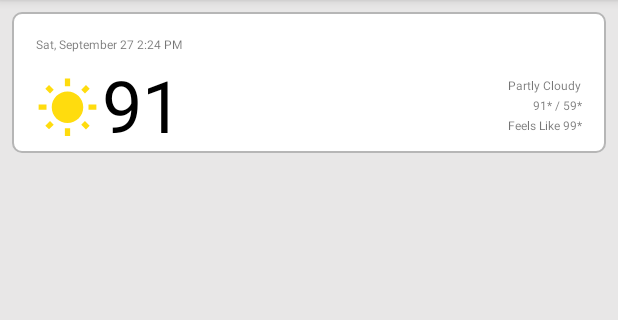
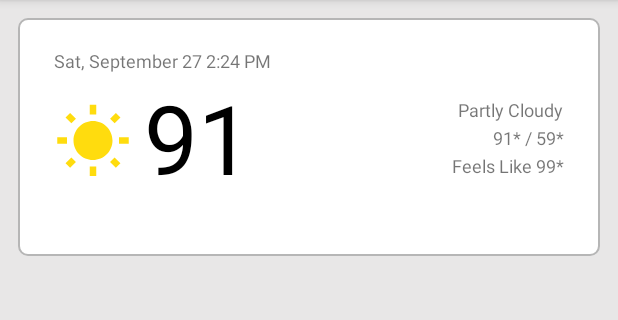
Before and after one commit to devmichealmurray/Weather, an Android app: the screen it shows after launch (MainActivity), on a phone screen of 412 x 824 dp, the part 84-404 px from its top. Run offline under Robolectric (Android 15) with nearby library versions, the phone set to English and light mode, and no system bars; our stand-ins replace Room's generated code, data binding.

Commit message:
Working on new layouts for daily and hourly forecasts. Adjusting flow of information when checking db and making API calls

```diff
--- a/app/build.gradle
+++ b/app/build.gradle
@@ -60,6 +60,7 @@ dependencies {
     implementation 'androidx.core:core-ktx:1.3.1'
     implementation 'androidx.appcompat:appcompat:1.2.0'
     implementation 'androidx.constraintlayout:constraintlayout:2.0.1'
+    implementation 'androidx.recyclerview:recyclerview:1.1.0'
     testImplementation 'junit:junit:4.13'
     androidTestImplementation 'androidx.test.ext:junit:1.1.2'
     androidTestImplementation 'androidx.test.espresso:espresso-core:3.3.0'
--- a/app/src/main/java/com/devmmurray/weather/data/database/RoomDatabaseClient.kt
+++ b/app/src/main/java/com/devmmurray/weather/data/database/RoomDatabaseClient.kt
@@ -8,7 +8,7 @@ import com.devmmurray.weather.data.model.DailyForecastEntity
 import com.devmmurray.weather.data.model.HourlyForecastEntity
 import com.devmmurray.weather.data.model.WeatherEntity
 
-const val DATABASE_SCHEMA_VERSION = 1
+const val DATABASE_SCHEMA_VERSION = 2
 const val DB_NAME = "weather-db"
 
 @Database(
--- a/app/src/main/java/com/devmmurray/weather/ui/view/MainActivity.kt
+++ b/app/src/main/java/com/devmmurray/weather/ui/view/MainActivity.kt
@@ -10,7 +10,6 @@ import com.devmmurray.weather.data.model.DailyForecasts
 import com.devmmurray.weather.data.model.HourlyForecasts
 import com.devmmurray.weather.data.model.Weather
 import com.devmmurray.weather.ui.viewmodel.MainActivityViewModel
-import kotlinx.android.synthetic.main.activity_main.*
 
 
 private const val TAG = "* * * MAIN ACTIVITY * * *"
@@ -27,19 +26,24 @@ class MainActivity : AppCompatActivity() {
         mainViewModel.getWeather(32.755489, -97.330765, "imperial")
         mainViewModel.getWeatherEntities()
 
-        mainViewModel.currentWeather.observe(this, currentWeatherObserver)
-        mainViewModel.dailyForecasts.observe(this, dailyForecastsObserver)
-        mainViewModel.hourlyForecasts.observe(this, hourlyForecastsObserver)
+        mainViewModel.apply {
+            currentWeather.observe(this@MainActivity, currentWeatherObserver)
+            dailyForecasts.observe(this@MainActivity, dailyForecastsObserver)
+            hourlyForecasts.observe(this@MainActivity, hourlyForecastsObserver)
+            databaseReady.observe(this@MainActivity, Observer { mainViewModel.getWeatherEntities() })
+        }
+
+
 
     }
 
     private val currentWeatherObserver = Observer<Weather> {
-        todaysDate.text = it.current?.time
-
-        currentTemp.text = it.current?.temp?.toInt().toString()
-        currentDescription.text = it.current?.currentWeatherDescription?.mainDescription.toString()
-        val feelsLike = it.current?.feels?.toInt().toString()
-        todaysFeelsLike.text = "Feels Like $feelsLike"
+//        todaysDate.text = it.current?.time
+//
+//        currentTemp.text = it.current?.temp?.toInt().toString()
+//        currentDescription.text = it.current?.currentWeatherDescription?.mainDescription.toString()
+//        val feelsLike = it.current?.feels?.toInt().toString()
+//        todaysFeelsLike.text = "Feels Like $feelsLike"
     }
 
     private val dailyForecastsObserver = Observer<List<DailyForecasts>> {
@@ -49,4 +53,5 @@ class MainActivity : AppCompatActivity() {
     private val hourlyForecastsObserver = Observer<List<HourlyForecasts>> {
 
     }
+
 }
--- a/app/src/main/java/com/devmmurray/weather/ui/viewmodel/BaseViewModel.kt
+++ b/app/src/main/java/com/devmmurray/weather/ui/viewmodel/BaseViewModel.kt
@@ -3,6 +3,8 @@ package com.devmmurray.weather.ui.viewmodel
 import android.app.Application
 import android.util.Log
 import androidx.lifecycle.AndroidViewModel
+import androidx.lifecycle.LiveData
+import androidx.lifecycle.MutableLiveData
 import androidx.lifecycle.viewModelScope
 import com.devmmurray.weather.data.database.RoomDatabaseClient
 import com.devmmurray.weather.data.model.DailyForecastEntity
@@ -17,8 +19,10 @@ private const val TAG = "BaseViewModel"
 
 open class BaseViewModel(application: Application) : AndroidViewModel(application) {
 
+    private val _databaseReady by lazy { MutableLiveData<Boolean>() }
+    val databaseReady: LiveData<Boolean> get() = _databaseReady
+
     val repository: DatabaseRepo
-    private val jsonProcessing: JsonProcessing = JsonProcessing()
 
     init {
         val currentWeatherDAO = RoomDatabaseClient
@@ -73,13 +77,13 @@ open class BaseViewModel(application: Application) : AndroidViewModel(applicatio
                     .getWeatherOneCall(lat, lon, units)
 
                 if (result.isSuccessful) {
-                    val currentWeather = jsonProcessing.parseForCurrentWeather(result)
+                    val currentWeather = JsonProcessing.parseForCurrentWeather(result)
                     addCurrentWeather(currentWeather as WeatherEntity)
 
-                    val dailyForecast = jsonProcessing.parseForDailyForecast(result)
+                    val dailyForecast = JsonProcessing.parseForDailyForecast(result)
                     addDailyWeather(dailyForecast as DailyForecastEntity)
 
-                    val hourlyForecast = jsonProcessing.parseForHourlyForecast(result)
+                    val hourlyForecast = JsonProcessing.parseForHourlyForecast(result)
                     addHourlyWeather(hourlyForecast as HourlyForecastEntity)
 
                 } else {
@@ -91,6 +95,8 @@ open class BaseViewModel(application: Application) : AndroidViewModel(applicatio
                 Log.d(TAG, "+++++++ ERROR ${e.message} ++++++++++++")
                 Log.d(TAG, "+++++++ ERROR ${e.printStackTrace()} ++++++++++++")
             }
+
+            _databaseReady.postValue(true)
         }
     }
 
--- a/app/src/main/java/com/devmmurray/weather/ui/viewmodel/MainActivityViewModel.kt
+++ b/app/src/main/java/com/devmmurray/weather/ui/viewmodel/MainActivityViewModel.kt
@@ -1,7 +1,7 @@
 package com.devmmurray.weather.ui.viewmodel
 
-import android.annotation.SuppressLint
 import android.app.Application
+import android.util.Log
 import androidx.lifecycle.LiveData
 import androidx.lifecycle.MutableLiveData
 import androidx.lifecycle.viewModelScope
@@ -9,9 +9,6 @@ import com.devmmurray.weather.data.model.DailyForecasts
 import com.devmmurray.weather.data.model.HourlyForecasts
 import com.devmmurray.weather.data.model.Weather
 import kotlinx.coroutines.launch
-import java.text.SimpleDateFormat
-import java.util.*
-import java.util.concurrent.TimeUnit
 
 private const val TAG = "ViewModel"
 
@@ -28,25 +25,30 @@ class MainActivityViewModel(application: Application) : BaseViewModel(applicatio
             by lazy { MutableLiveData<List<HourlyForecasts>>() }
     val hourlyForecasts: LiveData<List<HourlyForecasts>> get() = _hourlyForecasts
 
+
     fun clearDatabase() {
         deleteAllWeather()
     }
 
     fun getWeather(lat: Double, lon: Double, units: String = "imperial") {
         getWeatherFromBaseViewModel(lat, lon, units)
+
     }
 
     fun getWeatherEntities() {
         viewModelScope.launch {
+            try {
                 val weather = repository.getCurrentWeather()
                 _currentWeather.postValue(weather)
                 val daily = repository.getDailyForecasts()
                 _dailyForecasts.postValue(daily)
                 val hourly = repository.getHourlyForecasts()
                 _hourlyForecasts.postValue(hourly)
+            } catch (e: Exception) {
+                // Exception Code Body
+                Log.d(TAG, "* * * *  getWeatherEntites Failed * * * * ")
+            }
         }
     }
 
-
-
 }
--- /dev/null
+++ b/app/src/main/res/drawable/ic_water_droplet.xml
@@ -0,0 +1,5 @@
+<vector android:height="24dp" android:tint="#59A7FF"
+    android:viewportHeight="24" android:viewportWidth="24"
+    android:width="24dp" xmlns:android="http://schemas.android.com/apk/res/android">
+    <path android:fillColor="@android:color/white" android:pathData="M17.66,8L12,2.35 6.34,8C4.78,9.56 4,11.64 4,13.64s0.78,4.11 2.34,5.67 3.61,2.35 5.66,2.35 4.1,-0.79 5.66,-2.35S20,15.64 20,13.64 19.22,9.56 17.66,8zM6,14c0.01,-2 0.62,-3.27 1.76,-4.4L12,5.27l4.24,4.38C17.38,10.77 17.99,12 18,14H6z"/>
+</vector>
--- a/app/src/main/res/layout/activity_main.xml
+++ b/app/src/main/res/layout/activity_main.xml
@@ -4,7 +4,7 @@
     xmlns:tools="http://schemas.android.com/tools">
 
 
-    <androidx.constraintlayout.widget.ConstraintLayout
+    <LinearLayout
         android:layout_width="match_parent"
         android:layout_height="match_parent"
         android:background="@color/colorGrayBackground"
@@ -14,85 +14,17 @@
             android:id="@+id/todaysWeather"
             android:layout_width="match_parent"
             android:layout_height="wrap_content"
-            android:layout_margin="8dp"
+            android:layout_margin="12dp"
+            android:padding="4dp"
             android:background="@drawable/card_background"
             app:layout_constraintEnd_toEndOf="parent"
             app:layout_constraintStart_toStartOf="parent"
             app:layout_constraintTop_toTopOf="parent">
 
-            <TextView
-                android:id="@+id/todaysDate"
-                android:layout_width="match_parent"
-                android:layout_height="wrap_content"
-                android:layout_margin="16dp"
-                android:gravity="left"
-                android:text="@string/date_placeholder"
-                android:textSize="8sp"
-                app:layout_constraintEnd_toEndOf="parent"
-                app:layout_constraintHorizontal_bias="0.0"
-                app:layout_constraintStart_toStartOf="parent"
-                app:layout_constraintTop_toTopOf="parent" />
-
-            <ImageView
-                android:id="@+id/mainWeatherIcon"
-                android:layout_width="42dp"
-                android:layout_height="42dp"
-                android:layout_marginTop="16dp"
-                android:layout_marginStart="16dp"
-                android:layout_marginEnd="8dp"
-                android:src="@drawable/ic_sunny"
-                app:layout_constraintStart_toStartOf="parent"
-                app:layout_constraintTop_toBottomOf="@+id/todaysDate" />
-
-            <TextView
-                android:id="@+id/currentTemp"
-                android:layout_width="wrap_content"
-                android:layout_height="wrap_content"
-                android:layout_margin="2dp"
-                android:gravity="center"
-                android:text="@string/temp_placeholder"
-                android:textColor="@color/colorBlack"
-                android:textSize="48sp"
-                app:layout_constraintStart_toEndOf="@+id/mainWeatherIcon"
-                app:layout_constraintTop_toBottomOf="@+id/todaysDate"/>
-
-            <TextView
-                android:id="@+id/currentDescription"
-                android:layout_width="wrap_content"
-                android:layout_height="wrap_content"
-                android:layout_marginTop="16dp"
-                android:layout_marginEnd="16dp"
-                android:textSize="8sp"
-                android:text="@string/current_desc_placeholder"
-                app:layout_constraintTop_toBottomOf="@+id/todaysDate"
-                app:layout_constraintEnd_toEndOf="parent"/>
-
-            <TextView
-                android:id="@+id/todaysTemps"
-                android:layout_width="wrap_content"
-                android:layout_height="wrap_content"
-                android:layout_marginTop="2dp"
-                android:layout_marginEnd="16dp"
-                android:textSize="8sp"
-                android:text="@string/todays_temps_placeholder"
-                app:layout_constraintTop_toBottomOf="@+id/currentDescription"
-                app:layout_constraintEnd_toEndOf="parent"/>
-
-            <TextView
-                android:id="@+id/todaysFeelsLike"
-                android:layout_width="wrap_content"
-                android:layout_height="wrap_content"
-                android:layout_marginTop="2dp"
-                android:layout_marginEnd="16dp"
-                android:textSize="8sp"
-                android:text="@string/feels_like_placeholder"
-                app:layout_constraintTop_toBottomOf="@+id/todaysTemps"
-                app:layout_constraintEnd_toEndOf="parent"/>
-
-
+            <include layout="@layout/current_weather_layout" />
 
         </androidx.constraintlayout.widget.ConstraintLayout>
 
 
-    </androidx.constraintlayout.widget.ConstraintLayout>
+    </LinearLayout>
 </layout>
--- /dev/null
+++ b/app/src/main/res/layout/current_weather_layout.xml
@@ -0,0 +1,89 @@
+<?xml version="1.0" encoding="utf-8"?>
+<merge xmlns:android="http://schemas.android.com/apk/res/android"
+    xmlns:app="http://schemas.android.com/apk/res-auto"
+    xmlns:tools="http://schemas.android.com/tools"
+    tools:parentTag="androidx.constraintlayout.widget.ConstraintLayout">
+
+    <TextView
+        android:id="@+id/todaysDate"
+        android:layout_width="match_parent"
+        android:layout_height="wrap_content"
+        android:layout_marginStart="20dp"
+        android:layout_marginTop="16dp"
+        android:layout_marginEnd="16dp"
+        android:gravity="left"
+        android:text="@string/date_placeholder"
+        android:textSize="12sp"
+        app:layout_constraintEnd_toEndOf="parent"
+        app:layout_constraintHorizontal_bias="0.0"
+        app:layout_constraintStart_toStartOf="parent"
+        app:layout_constraintTop_toTopOf="parent" />
+
+    <ImageView
+        android:id="@+id/mainWeatherIcon"
+        android:layout_width="52dp"
+        android:layout_height="52dp"
+        android:layout_marginStart="20dp"
+        android:layout_marginTop="20dp"
+        android:layout_marginEnd="8dp"
+        android:src="@drawable/ic_sunny"
+        app:layout_constraintStart_toStartOf="parent"
+        app:layout_constraintTop_toBottomOf="@+id/todaysDate" />
+
+    <TextView
+        android:id="@+id/currentTemp"
+        android:layout_width="wrap_content"
+        android:layout_height="wrap_content"
+        android:layout_marginStart="8dp"
+        android:gravity="center"
+        android:text="@string/temp_placeholder"
+        android:textColor="@color/colorBlack"
+        android:textSize="64sp"
+        app:layout_constraintStart_toEndOf="@+id/mainWeatherIcon"
+        app:layout_constraintTop_toBottomOf="@+id/todaysDate" />
+
+    <TextView
+        android:id="@+id/currentDescription"
+        android:layout_width="wrap_content"
+        android:layout_height="wrap_content"
+        android:layout_marginTop="16dp"
+        android:layout_marginEnd="20dp"
+        android:text="@string/current_desc_placeholder"
+        android:textSize="12sp"
+        app:layout_constraintEnd_toEndOf="parent"
+        app:layout_constraintTop_toBottomOf="@+id/todaysDate" />
+
+    <TextView
+        android:id="@+id/todaysTemps"
+        android:layout_width="wrap_content"
+        android:layout_height="wrap_content"
+        android:layout_marginTop="2dp"
+        android:layout_marginEnd="20dp"
+        android:text="@string/todays_temps_placeholder"
+        android:textSize="12sp"
+        app:layout_constraintEnd_toEndOf="parent"
+        app:layout_constraintTop_toBottomOf="@+id/currentDescription" />
+
+    <TextView
+        android:id="@+id/todaysFeelsLike"
+        android:layout_width="wrap_content"
+        android:layout_height="wrap_content"
+        android:layout_marginTop="2dp"
+        android:layout_marginEnd="20dp"
+        android:text="@string/feels_like_placeholder"
+        android:textSize="12sp"
+        app:layout_constraintEnd_toEndOf="parent"
+        app:layout_constraintTop_toBottomOf="@+id/todaysTemps" />
+
+    <androidx.recyclerview.widget.RecyclerView
+        android:id="@+id/hourlyTempsRecycler"
+        android:layout_width="match_parent"
+        android:layout_height="wrap_content"
+        android:layout_margin="16dp"
+        app:layout_constraintBottom_toBottomOf="parent"
+        app:layout_constraintEnd_toEndOf="parent"
+        app:layout_constraintStart_toStartOf="parent"
+        app:layout_constraintTop_toBottomOf="@id/currentTemp" />
+
+
+</merge>
--- /dev/null
+++ b/app/src/main/res/layout/daily_forecast_layout.xml
@@ -0,0 +1,6 @@
+<?xml version="1.0" encoding="utf-8"?>
+<androidx.constraintlayout.widget.ConstraintLayout
+    xmlns:android="http://schemas.android.com/apk/res/android" android:layout_width="match_parent"
+    android:layout_height="match_parent">
+
+</androidx.constraintlayout.widget.ConstraintLayout>
```
Also changed, not shown: app/src/main/java/com/devmmurray/weather/data/model/JsonProcessing.kt (+9 -9 lines), app/src/main/java/com/devmmurray/weather/data/model/Weather.kt (+8 -8 lines), app/src/main/java/com/devmmurray/weather/data/model/WeatherEntity.kt (+8 -8 lines), app/src/main/res/layout/hourly_temps_layout_item.xml (added, +66 -0 lines). Lines whose indentation alone changed are shown as unchanged.
